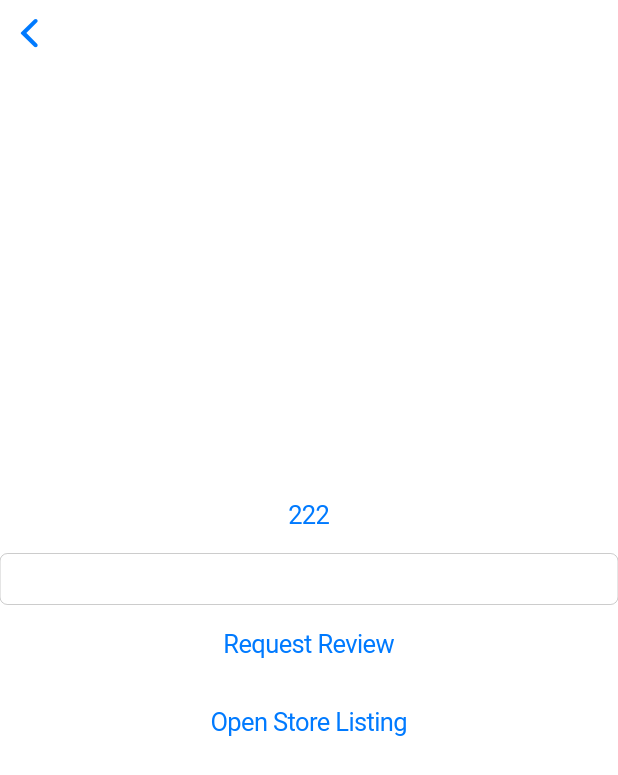
After one commit to suysoftware/isola, a Flutter app: the TokenGainPage screen opened directly, on a phone screen of 412 x 824 dp. The commit adds this screen. Shown: the top 775 px of the screen. Run offline on Flutter 3.47's test engine with Material 2 defaults, Android fonts, the light colour scheme and no system bars; our stand-ins replace audio_video_progress_bar, audioplayers, auto_size_text, cached_network_image, cloud_firestore, easy_localization and 22 more; missing offline and left inert: flutter_audio_recorder2, flutter_cached_pdfview, flutter_circular_text, http_client_helper, image_editor, wechat_assets_picker; accounts and stored records are empty; network calls fail.

Commit message:
token_gain_merge

```diff
--- a/lib/src/page/profile/profile_timeline_page.dart
+++ b/lib/src/page/profile/profile_timeline_page.dart
@@ -137,7 +137,7 @@ class _ProfileTimelinePageState extends State<ProfileTimelinePage> {
                                 data.docs[indeks]['feed_text'],
                                 data.docs[indeks]['like_list'],
                                 data.docs[indeks]['like_value'],
-                                data.docs[indeks]['user_avatar_url'],
+                                widget.userAll.isolaUserDisplay.avatarUrl,
                                 data.docs[indeks]['user_name'],
                                 data.docs[indeks]['user_uid']),
                             userUid: widget.userAll.isolaUserMeta.userUid,
--- /dev/null
+++ b/lib/src/page/token_gain_page.dart
@@ -0,0 +1,92 @@
+import 'dart:io';
+
+import 'package:flutter/cupertino.dart';
+import 'package:in_app_review/in_app_review.dart';
+
+
+enum Availability { loading, available, unavailable }
+
+class TokenGainPage extends StatefulWidget {
+  const TokenGainPage({Key? key}) : super(key: key);
+
+  @override
+  State<TokenGainPage> createState() => _TokenGainPageState();
+}
+
+class _TokenGainPageState extends State<TokenGainPage> {
+
+  final InAppReview _inAppReview = InAppReview.instance;
+
+  Availability _availability = Availability.loading;
+
+    String _appStoreId = '';
+
+
+
+
+ void _setAppStoreId(String id) => _appStoreId = id;
+
+
+
+
+ @override
+  void initState() {
+    super.initState();
+
+    WidgetsBinding.instance!.addPostFrameCallback((_) async {
+      try {
+        final isAvailable = await _inAppReview.isAvailable();
+
+        setState(() {
+          // This plugin cannot be tested on Android by installing your app
+          // locally. See https://github.com/britannio/in_app_review#testing for
+          // more information.
+          _availability = isAvailable && !Platform.isAndroid
+              ? Availability.available
+              : Availability.unavailable;
+        });
+      } catch (e) {
+        setState(() => _availability = Availability.unavailable);
+      }
+    });
+
+
+
+  }
+
+      Future<void> _requestReview() => _inAppReview.requestReview();
+
+  Future<void> _openStoreListing() => _inAppReview.openStoreListing(
+        appStoreId: _appStoreId,
+
+      );
+
+  @override
+  Widget build(BuildContext context) {
+    return CupertinoPageScaffold(
+        navigationBar: CupertinoNavigationBar(
+          automaticallyImplyLeading: true,
+        ),
+        child: Column(
+          mainAxisAlignment: MainAxisAlignment.center,
+          children: [
+
+CupertinoButton(child: Text('222'), onPressed: (){}),
+
+               CupertinoTextField(
+              onChanged: _setAppStoreId,
+
+            ),
+
+            CupertinoButton(
+              onPressed: _requestReview,
+              child: Text('Request Review'),
+            ),
+            CupertinoButton(
+              onPressed: _openStoreListing,
+              child: Text('Open Store Listing'),
+            ),
+          ],
+        ));
+  }
+}
--- a/lib/src/widget/hero_preview.dart
+++ b/lib/src/widget/hero_preview.dart
@@ -15,7 +15,7 @@ import 'package:like_button/like_button.dart';
 import 'package:sizer/sizer.dart';
 
 import '../model/hive_models/user_hive.dart';
-
+/*
 class SearchPageItemDetails extends StatelessWidget {
   final List<dynamic> imageItemList;
   int index;
@@ -529,3 +529,4 @@ class SearchPageItemDetails extends StatelessWidget {
 
 
 }
+*/
--- a/pubspec.yaml
+++ b/pubspec.yaml
@@ -72,6 +72,7 @@ dependencies:
   flutter_local_notifications: ^9.4.0
   like_button: ^2.0.4
   swipable_stack: ^1.2.0
+  in_app_review: ^2.0.4
 
 
 
```
Also changed, not shown: lib/src/constants/style_constants.dart (+52 -0 lines), lib/src/page/groupchat/chatpage/chatpage.dart (+6 -10 lines), lib/src/page/groupchat/chatting_page.dart (+8 -5 lines), lib/src/page/homepage.dart (+8 -4 lines), lib/src/page/profile/profile_media_page.dart (+5 -5 lines), lib/src/widget/search_detail.dart (+15 -6 lines), lib/src/widget/timeline/timeline_post.dart (+8 -1 lines), pubspec.lock, 1 other file.
